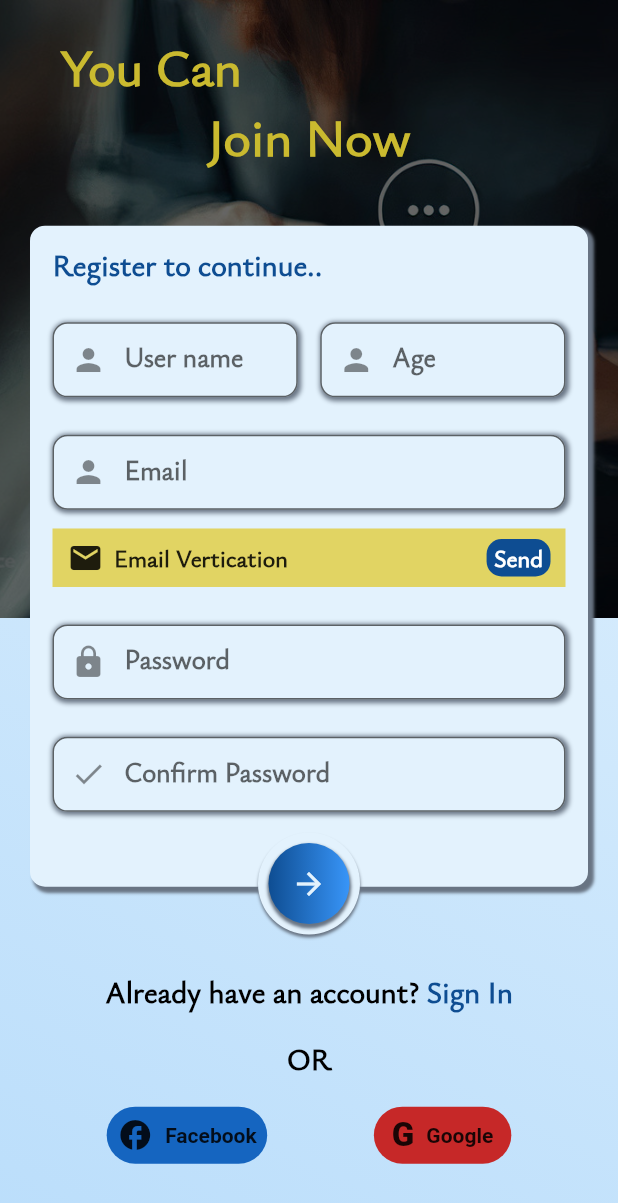
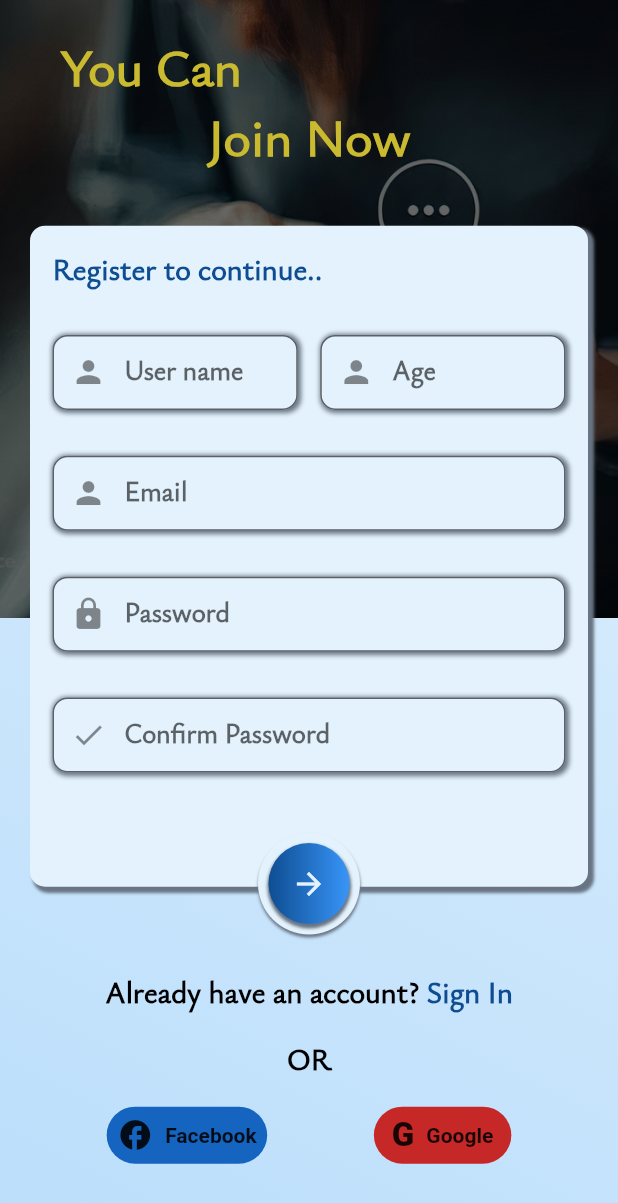
Before and after one commit to Noureldeen75/chat_app, a Flutter app: the RegisterView screen opened directly, on a phone screen of 412 x 824 dp. Shown: the top 1203 px of the screen. Run offline on Flutter 3.47's test engine with Material 2 defaults, Android fonts, the phone set to English and light mode, and no system bars; our stand-ins replace conditional_builder_null_safety, firebase_auth, firebase_core, flutter_bloc; accounts and stored records are empty; project files that could hold a hidden picture were left out.

Commit message:
customizing register box  info content and  finishing email vetication steo

```diff
--- a/lib/core/cubits/auth_cubit/auth_states.dart
+++ b/lib/core/cubits/auth_cubit/auth_states.dart
@@ -1,6 +1,8 @@
 abstract class AuthStates {}
 
 class AuthInitialState extends AuthStates{}
+
+class AuthRegisterToggleBoxInfoConState extends AuthStates{}
 
 class AuthSignInLoadingState extends AuthStates{}
 class AuthSignInSuccessState extends AuthStates{}
@@ -14,6 +16,10 @@ class AuthSendingEmailVerticationLoadingState extends AuthStates{}
 class AuthSendingEmailVerticationSuccessState extends AuthStates{}
 class AuthSendingEmailVerticationErrorState extends AuthStates{}
 
+class AuthEmailVerticationLoadingState extends AuthStates{}
+class AuthEmailVerticationSuccessState extends AuthStates{}
+class AuthEmailVerticationErrorState extends AuthStates{}
+
 class AuthDeletingUserAccountLoadingState extends AuthStates{}
 class AuthDeletingUserAccountSuccessState extends AuthStates{}
 class AuthDeletingUserAccountErrorState extends AuthStates{}
--- /dev/null
+++ b/lib/features/Auth/presentation/views/register/widgets/custom_register_box_content.dart
@@ -0,0 +1,32 @@
+import 'package:chat_app/core/cubits/auth_cubit/auth_cubit.dart';
+import 'package:chat_app/core/cubits/auth_cubit/auth_states.dart';
+import 'package:chat_app/core/utils/Colors/ColorsClass.dart';
+import 'package:chat_app/core/utils/text_styles/TextStyles.dart';
+import 'package:chat_app/features/Auth/presentation/views/register/widgets/custom_register_box_user_info_content.dart';
+import 'package:chat_app/features/Auth/presentation/views/register/widgets/custom_register_box_vertication_content.dart';
+import 'package:chat_app/features/Auth/presentation/views/register/widgets/custom_register_email_vertication_bar.dart';
+import 'package:chat_app/features/Auth/presentation/views/utils_widgets/custom_auth_text_field.dart';
+import 'package:conditional_builder_null_safety/conditional_builder_null_safety.dart';
+import 'package:flutter/material.dart';
+import 'package:flutter/src/widgets/framework.dart';
+import 'package:flutter/src/widgets/placeholder.dart';
+import 'package:flutter_bloc/flutter_bloc.dart';
+
+class CustomRegisterBoxContent extends StatelessWidget {
+  const CustomRegisterBoxContent({super.key});
+
+  @override
+  Widget build(BuildContext context) {
+    return BlocConsumer<AuthCubit, AuthStates>(
+      listener: (context, state) {},
+      builder: (context, state) {
+        return ConditionalBuilder(
+          condition: AuthCubit.get(context).isUserCreated &&
+              (AuthCubit.get(context).isBoxVerticationContent),
+          builder: (context) => CustomRegisterBoxVerticationContent(),
+          fallback: (context) => CustomRegisterBoxUserInfoContent(),
+        );
+      },
+    );
+  }
+}
--- a/lib/features/Auth/presentation/views/register/widgets/custom_register_box_info_content.dart
+++ b/lib/features/Auth/presentation/views/register/widgets/custom_register_box_user_info_content.dart
@@ -1,19 +1,17 @@
 import 'package:chat_app/core/cubits/auth_cubit/auth_cubit.dart';
 import 'package:chat_app/core/utils/Colors/ColorsClass.dart';
 import 'package:chat_app/core/utils/text_styles/TextStyles.dart';
-import 'package:chat_app/features/Auth/presentation/views/register/widgets/custom_register_email_vertication.dart';
 import 'package:chat_app/features/Auth/presentation/views/utils_widgets/custom_auth_text_field.dart';
 import 'package:flutter/material.dart';
 import 'package:flutter/src/widgets/framework.dart';
 import 'package:flutter/src/widgets/placeholder.dart';
 
-class CustomRegisterBoxInfoContent extends StatelessWidget {
-  const CustomRegisterBoxInfoContent({super.key});
+class CustomRegisterBoxUserInfoContent extends StatelessWidget {
+  const CustomRegisterBoxUserInfoContent({super.key});
 
   @override
   Widget build(BuildContext context) {
     return Column(
-      mainAxisSize: MainAxisSize.min,
       crossAxisAlignment: CrossAxisAlignment.stretch,
       children: [
         Spacer(),
@@ -53,8 +51,6 @@ class CustomRegisterBoxInfoContent extends StatelessWidget {
           prefixIconDate: Icons.person,
           controller: AuthCubit.get(context).emailController,
         ),
-        Spacer(),
-        CustomRegisterEmailVertication(),
         Spacer(
           flex: 2,
         ),
@@ -74,6 +70,34 @@ class CustomRegisterBoxInfoContent extends StatelessWidget {
         Spacer(
           flex: 4,
         ),
+        if (AuthCubit.get(context).isUserCreated)
+          Align(
+            alignment: AlignmentDirectional.centerEnd,
+            child: InkWell(
+                onTap: AuthCubit.get(context).toggRegisterleBoxContent,
+                child: Container(
+                  padding: EdgeInsets.symmetric(horizontal: 7.0, vertical: 3.0),
+                  decoration: BoxDecoration(
+                    borderRadius: BorderRadius.circular(10.0),
+                    color: ColorsClass.mainBlue,
+                    boxShadow: [
+                      BoxShadow(
+                        color: ColorsClass.shadowColor,
+                        spreadRadius: 2,
+                        blurRadius: 1,
+                        offset: Offset(2, 2),
+                      ),
+                    ],
+                  ),
+                  child: Text(
+                    "Next",
+                    style: TextStyles.textSize20.copyWith(color: Colors.white),
+                  ),
+                )),
+          ),
+        SizedBox(
+          height: 15.0,
+        )
       ],
     );
   }
--- a/lib/features/Auth/presentation/views/register/widgets/custom_register_email_vertication.dart
+++ b/lib/features/Auth/presentation/views/register/widgets/custom_register_email_vertication_bar.dart
@@ -8,8 +8,8 @@ import 'package:flutter/src/widgets/framework.dart';
 import 'package:flutter/src/widgets/placeholder.dart';
 import 'package:flutter_bloc/flutter_bloc.dart';
 
-class CustomRegisterEmailVertication extends StatelessWidget {
-  const CustomRegisterEmailVertication({super.key});
+class CustomRegisterEmailVerticationBar extends StatelessWidget {
+  const CustomRegisterEmailVerticationBar({super.key});
 
   @override
   Widget build(BuildContext context) {
@@ -47,8 +47,11 @@ class CustomRegisterEmailVertication extends StatelessWidget {
                               ),
                             ),
                           ),
-                fallback: (context) =>
-                    SizedBox(height: 22.0, child: CircularProgressIndicator(color: ColorsClass.mainBlue,)),
+                fallback: (context) => SizedBox(
+                    height: 22.0,
+                    child: CircularProgressIndicator(
+                      color: ColorsClass.mainBlue,
+                    )),
               ),
             ],
           ),
--- a/lib/features/Auth/presentation/views/register/widgets/register_view_body.dart
+++ b/lib/features/Auth/presentation/views/register/widgets/register_view_body.dart
@@ -1,10 +1,11 @@
 import 'package:chat_app/core/cubits/auth_cubit/auth_cubit.dart';
+import 'package:chat_app/core/functions/animated_navigation.dart';
 import 'package:chat_app/core/functions/device_info.dart';
 import 'package:chat_app/core/utils/Colors/ColorsClass.dart';
 import 'package:chat_app/core/utils/text_styles/TextStyles.dart';
 import 'package:chat_app/core/widgets/custom_background.dart';
 import 'package:chat_app/features/Auth/presentation/views/register/widgets/custom_register_box_info.dart';
-import 'package:chat_app/features/Auth/presentation/views/register/widgets/custom_register_box_info_content.dart';
+import 'package:chat_app/features/Auth/presentation/views/register/widgets/custom_register_box_content.dart';
 import 'package:chat_app/features/Auth/presentation/views/register/widgets/custom_register_view_title.dart';
 import 'package:chat_app/features/Auth/presentation/views/utils_widgets/custom_auth_background.dart';
 import 'package:chat_app/features/Auth/presentation/views/login/widgets/custom_login_box_info.dart';
@@ -29,7 +30,7 @@ class RegisterViewBody extends StatelessWidget {
             child: CustomRegisterViewTitle(),
           ),
           PositionedDirectional(
-            bottom: (deviceHeight(context) * 0.55  -
+            bottom: (deviceHeight(context) * 0.55 -
                 deviceHeight(context) * 0.6 * 0.5),
             start: 0,
             end: 0,
@@ -44,9 +45,22 @@ class RegisterViewBody extends StatelessWidget {
                         padding: const EdgeInsets.symmetric(
                           horizontal: 15.0,
                         ),
-                        child: CustomRegisterBoxInfoContent()),
+                        child: CustomRegisterBoxContent()),
                   ),
-                  Positioned(bottom: -5, child: CustomAuthButton(onTap: AuthCubit.get(context).signUp,))
+                  Positioned(
+                      bottom: -5,
+                      child: CustomAuthButton(
+                        onTap: () async {
+                          if (AuthCubit.get(context).isUserCreated &&
+                              AuthCubit.get(context).isBoxVerticationContent) {
+                                if (await AuthCubit.get(context).emailVertication()) {
+                              //    Navigator.push(context, FlipPageRoute(builder: builder))
+                                }
+                          } else {
+                            AuthCubit.get(context).signUp();
+                          }
+                        },
+                      ))
                 ],
               ),
             ),
--- a/lib/features/Auth/presentation/views/utils_widgets/custom_auth_button.dart
+++ b/lib/features/Auth/presentation/views/utils_widgets/custom_auth_button.dart
@@ -1,16 +1,24 @@
+import 'package:chat_app/core/cubits/auth_cubit/auth_cubit.dart';
+import 'package:chat_app/core/cubits/auth_cubit/auth_states.dart';
 import 'package:chat_app/core/utils/Colors/ColorsClass.dart';
 import 'package:chat_app/core/utils/text_styles/TextStyles.dart';
+import 'package:conditional_builder_null_safety/conditional_builder_null_safety.dart';
 import 'package:flutter/material.dart';
 import 'package:flutter/src/widgets/framework.dart';
 import 'package:flutter/src/widgets/placeholder.dart';
+import 'package:flutter_bloc/flutter_bloc.dart';
 
 class CustomAuthButton extends StatelessWidget {
   const CustomAuthButton({
-    super.key, required this.onTap,
+    super.key,
+    required this.onTap,
   });
   final VoidCallback onTap;
   @override
   Widget build(BuildContext context) {
+    return BlocConsumer<AuthCubit, AuthStates>(
+      listener: (context, state) {},
+      builder: (context, state) {
         return InkWell(
           onTap: onTap,
           child: Container(
@@ -49,11 +57,22 @@ class CustomAuthButton extends StatelessWidget {
                     ),
                   ],
                 ),
-            child: Icon(
+                child: ConditionalBuilder(
+                  condition: state is AuthSignInLoadingState ||
+                      state is AuthSignUpLoadingState ||
+                      state is AuthEmailVerticationLoadingState,
+                  builder: (context) => Center(
+                      child: CircularProgressIndicator(
+                    color: ColorsClass.blue1,
+                  )),
+                  fallback: (context) => Icon(
                     Icons.arrow_forward,
                     color: ColorsClass.blue1,
+                  ),
                 )),
           ),
         );
+      },
+    );
   }
 }
```
Also changed, not shown: lib/core/cubits/auth_cubit/auth_cubit.dart (+23 -1 lines), lib/features/Auth/presentation/views/register/widgets/custom_register_box_vertication_content.dart (added, +75 -0 lines). Lines whose indentation alone changed are shown as unchanged.
